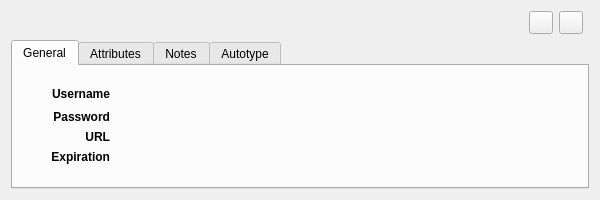
First picture: the form in src/gui/DetailsWidget.ui, repository keepassxreboot/keepassxc, before the edit.
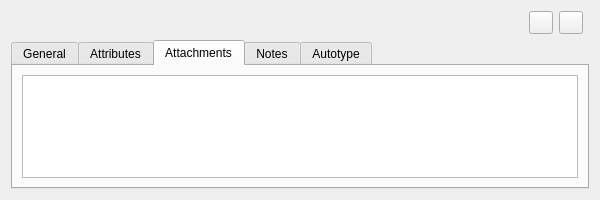
Second picture: the form after the edit. The open tabs and pages were chosen to show the change.

Commit message: Add attachments tab to details view

```diff
--- a/src/gui/DetailsWidget.ui
+++ b/src/gui/DetailsWidget.ui
@@ -454,6 +454,16 @@
        </item>
       </layout>
      </widget>
+     <widget class="QWidget" name="attachmentsTab">
+      <attribute name="title">
+       <string>Attachments</string>
+      </attribute>
+      <layout class="QVBoxLayout" name="verticalLayout_6">
+       <item>
+        <widget class="QTableView" name="attachmentsTableView"/>
+       </item>
+      </layout>
+     </widget>
      <widget class="QWidget" name="notesTab">
       <attribute name="title">
        <string>Notes</string>
```
The commit also changes 7 other files.
